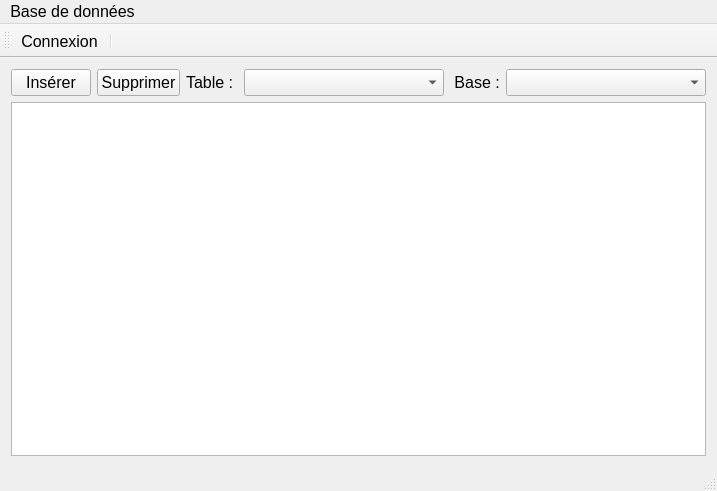
First picture: the form in Banque/mainwindow.ui, repository TheoMichaud/Apprendre_QT, before the edit.
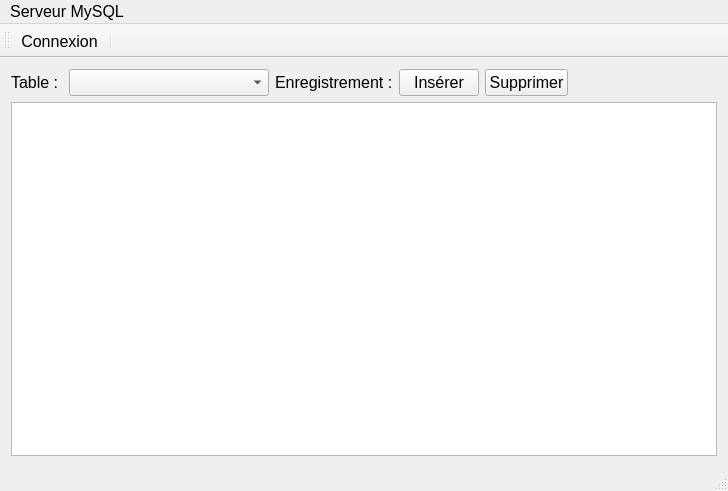
Second picture: the form after the edit. Icons and pictures are not drawn.

Diff of the .ui file:
```diff
--- a/Banque/mainwindow.ui
+++ b/Banque/mainwindow.ui
@@ -6,7 +6,7 @@
    <rect>
     <x>0</x>
     <y>0</y>
-    <width>712</width>
+    <width>728</width>
     <height>491</height>
    </rect>
   </property>
@@ -24,30 +24,6 @@
      <layout class="QVBoxLayout" name="verticalLayout">
       <item>
        <layout class="QHBoxLayout" name="horizontalLayout">
-        <item>
-         <widget class="QPushButton" name="pushButtonInserer">
-          <property name="font">
-           <font>
-            <pointsize>12</pointsize>
-           </font>
-          </property>
-          <property name="text">
-           <string>Insérer</string>
-          </property>
-         </widget>
-        </item>
-        <item>
-         <widget class="QPushButton" name="pushButtonSupprimer">
-          <property name="font">
-           <font>
-            <pointsize>12</pointsize>
-           </font>
-          </property>
-          <property name="text">
-           <string>Supprimer</string>
-          </property>
-         </widget>
-        </item>
         <item>
          <widget class="QLabel" name="label">
           <property name="font">
@@ -78,17 +54,31 @@
         <item>
          <widget class="QLabel" name="label_2">
           <property name="text">
-           <string> Base :</string>
+           <string>Enregistrement :</string>
           </property>
          </widget>
         </item>
         <item>
-         <widget class="QComboBox" name="comboBoxBases">
-          <property name="minimumSize">
-           <size>
-            <width>200</width>
-            <height>0</height>
-           </size>
+         <widget class="QPushButton" name="pushButtonInserer">
+          <property name="font">
+           <font>
+            <pointsize>12</pointsize>
+           </font>
+          </property>
+          <property name="text">
+           <string>Insérer</string>
+          </property>
+         </widget>
+        </item>
+        <item>
+         <widget class="QPushButton" name="pushButtonSupprimer">
+          <property name="font">
+           <font>
+            <pointsize>12</pointsize>
+           </font>
+          </property>
+          <property name="text">
+           <string>Supprimer</string>
           </property>
          </widget>
         </item>
@@ -125,13 +115,13 @@
     <rect>
      <x>0</x>
      <y>0</y>
-     <width>712</width>
+     <width>728</width>
      <height>27</height>
     </rect>
    </property>
    <widget class="QMenu" name="menuBase_de_donn_es">
     <property name="title">
-     <string>Base de données</string>
+     <string>Serveur MySQL</string>
     </property>
     <addaction name="actionConnexion"/>
     <addaction name="actionQuitter"/>
```
Left out of the diff: 2 changed lines with no effect on the pictures.
